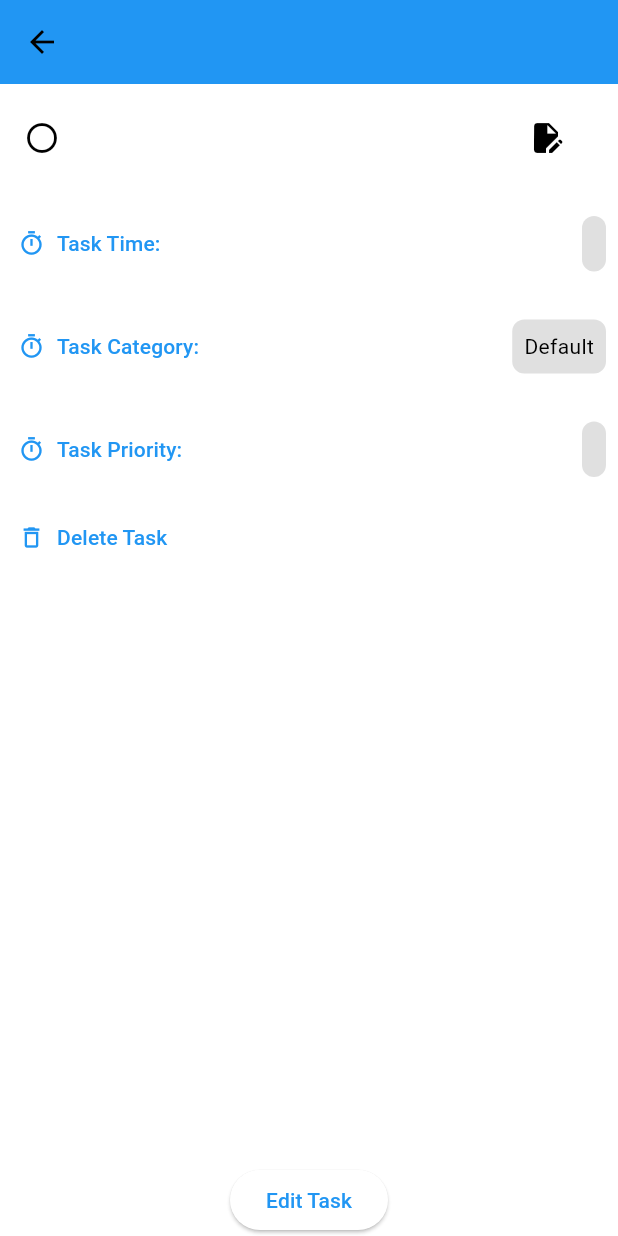
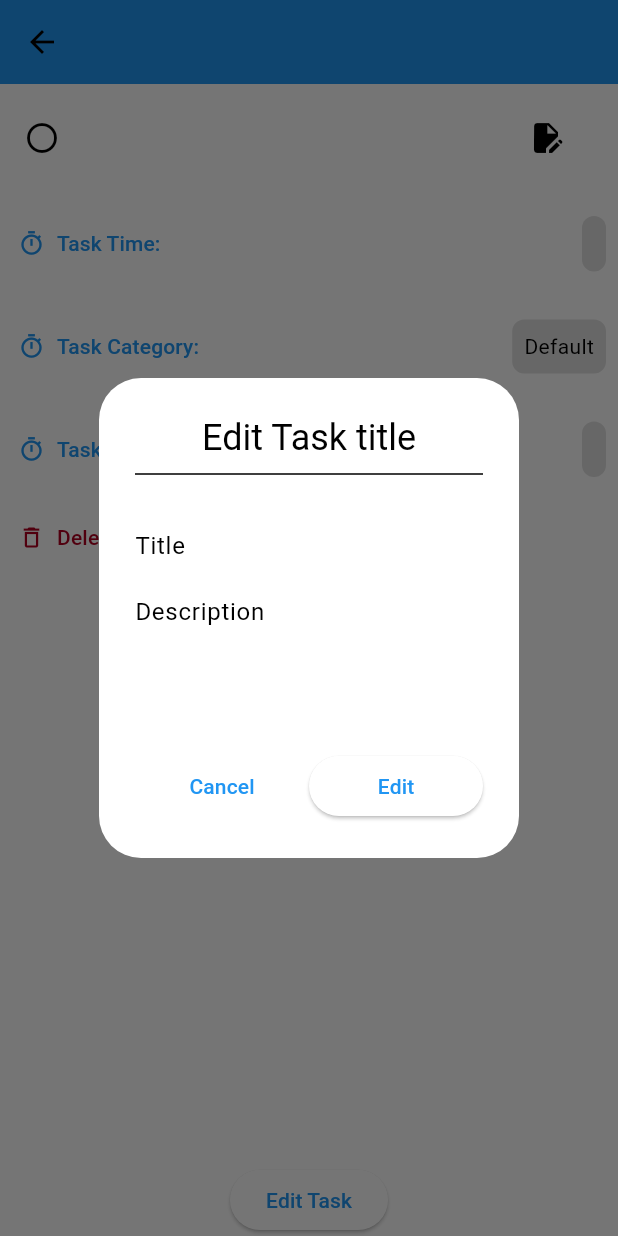
Before and after one commit to IamHuaruHafiz/What-To-Do, a Flutter app: the EditToDo screen opened directly with empty values, after a tap on the "edit document" icon, on a phone screen of 412 x 824 dp. Run offline on Flutter 3.47's test engine with Material 3 defaults, Android fonts, the phone set to English and light mode, and no system bars; our stand-ins replace sqflite; accounts and stored records are empty.

Commit message:
sixth commit

```diff
--- a/lib/provider/storage.dart
+++ b/lib/provider/storage.dart
@@ -29,7 +29,7 @@ class DataStoreProvider extends ChangeNotifier {
     notifyListeners();
   }
 
-  static Future<int> editTodo(Todo todo) async {
+  Future<int> editTodo(Todo todo) async {
     final db = await openDb();
     return await db.update(
       "todo",
--- a/lib/screens/edit_todo.dart
+++ b/lib/screens/edit_todo.dart
@@ -1,14 +1,22 @@
 import 'package:flutter/material.dart';
+import 'package:provider/provider.dart';
+import 'package:what_to_do/provider/storage.dart';
+import 'package:what_to_do/widgets/alert_dialog_action_buttons.dart';
+import 'package:what_to_do/widgets/icon_data_widget.dart';
+import 'package:what_to_do/widgets/set_alertdialog_title.dart';
+import 'package:what_to_do/widgets/text_form_field.dart';
 
 class EditToDo extends StatefulWidget {
   const EditToDo({
     super.key,
+    required this.id,
     required this.todoTitle,
     required this.todoDesc,
     required this.category,
     required this.todoPriority,
     required this.time,
   });
+  final String id;
   final String todoTitle;
   final String todoDesc;
   final String category;
@@ -19,6 +27,25 @@ class EditToDo extends StatefulWidget {
 }
 
 class _EditToDoState extends State<EditToDo> {
+  GlobalKey<FormState> formKey = GlobalKey();
+  TextEditingController titleController = TextEditingController();
+  TextEditingController descriptionController = TextEditingController();
+  @override
+  void initState() {
+    titleController = TextEditingController();
+    descriptionController = TextEditingController();
+    titleController.text = widget.todoTitle;
+    descriptionController.text = widget.todoDesc;
+    super.initState();
+  }
+
+  @override
+  void dispose() {
+    titleController.dispose();
+    descriptionController.dispose();
+    super.dispose();
+  }
+
   @override
   Widget build(BuildContext context) {
     return Scaffold(
@@ -35,7 +62,66 @@ class _EditToDoState extends State<EditToDo> {
                 maxLines: 2,
               ),
               trailing: IconButton(
-                  onPressed: () {}, icon: const Icon(Icons.edit_document)),
+                  onPressed: () async {
+                    await showDialog(
+                        context: context,
+                        builder: (context) {
+                          return AlertDialog(
+                            title: const SetAlertDialogTitle(
+                                title: "Edit Task title"),
+                            content: Wrap(children: [
+                              Column(
+                                children: [
+                                  Form(
+                                      key: formKey,
+                                      child: Column(
+                                        children: [
+                                          TextFormFieldWidget(
+                                              controllerName: titleController,
+                                              hintText: "Title"),
+                                          TextFormFieldWidget(
+                                            controllerName:
+                                                descriptionController,
+                                            hintText: "Description",
+                                            maxLines: 4,
+                                          ),
+                                        ],
+                                      ))
+                                ],
+                              ),
+                              AlertDialogActionButtons(
+                                  button1CallBack: () {
+                                    Navigator.of(context).pop();
+                                  },
+                                  button2CallBack: () {
+                                    //final data  = Provider.of<DataStoreProvider>(context).todoList();
+                                    if (titleController.text.isEmpty ||
+                                        descriptionController.text.isEmpty) {
+                                      formKey.currentState!.validate();
+                                      return;
+                                    }
+                                    // final todo = Todo(
+                                    //     id: widget.id,
+                                    //     todoTitle: titleController.text,
+                                    //     todoDesc: descriptionController.text,
+                                    //     time: "time",
+                                    //     category: "category",
+                                    //     categoryColor: "categoryColor",
+                                    //     priorityLevel: "priorityLevel");
+                                    // Provider.of<DataStoreProvider>(context,
+                                    //         listen: false)
+                                    //     .editTodo(todo)
+                                    //     .then((_) {
+                                    //   Navigator.of(context).pop();
+                                    // });
+                                  },
+                                  button1Text: "Cancel",
+                                  button2Text: "Edit")
+                            ]),
+                          );
+                        });
+                  },
+                  icon: const Icon(Icons.edit_document)),
             ),
             IconDataWidget(
                 icon: Icons.timer_outlined,
@@ -50,9 +136,21 @@ class _EditToDoState extends State<EditToDo> {
                 descText: "Task Priority",
                 data: widget.todoPriority),
             TextButton.icon(
-                onPressed: () {},
-                icon: const Icon(Icons.delete_outline),
-                label: const Text("Delete Task")),
+                onPressed: () {
+                  Provider.of<DataStoreProvider>(context, listen: false)
+                      .deleteTodo(widget.id);
+                  Navigator.of(context).pop();
+                },
+                icon: Icon(
+                  Icons.delete_outline,
+                  color: Theme.of(context).colorScheme.error,
+                ),
+                label: Text(
+                  "Delete Task",
+                  style: TextStyle(
+                    color: Theme.of(context).colorScheme.error,
+                  ),
+                )),
             const Spacer(),
             Center(
               child: ElevatedButton(
@@ -66,40 +164,3 @@ class _EditToDoState extends State<EditToDo> {
     );
   }
 }
-
-class IconDataWidget extends StatelessWidget {
-  const IconDataWidget({
-    super.key,
-    required this.icon,
-    required this.descText,
-    required this.data,
-  });
-  final IconData icon;
-  final String descText;
-  final String data;
-
-  @override
-  Widget build(BuildContext context) {
-    return Padding(
-      padding: const EdgeInsets.symmetric(vertical: 8.0),
-      child: Row(
-        mainAxisAlignment: MainAxisAlignment.spaceBetween,
-        children: [
-          TextButton.icon(
-            onPressed: () {},
-            icon: Icon(icon),
-            label: Text("$descText:"),
-          ),
-          Container(
-            padding: const EdgeInsets.all(8),
-            decoration: BoxDecoration(
-                color: Colors.grey.shade300,
-                borderRadius: BorderRadius.circular(8)),
-            margin: const EdgeInsets.all(8),
-            child: Text(data),
-          )
-        ],
-      ),
-    );
-  }
-}
--- a/lib/screens/home.dart
+++ b/lib/screens/home.dart
@@ -68,6 +68,7 @@ class _HomeScreenState extends State<HomeScreen> {
                                       category: data[index].category,
                                       todoPriority: data[index].priorityLevel,
                                       time: data[index].time,
+                                      id: data[index].id,
                                     ),
                                   ),
                                 );
--- a/lib/screens/navigation.dart
+++ b/lib/screens/navigation.dart
@@ -24,8 +24,7 @@ class _NavigationScreenState extends State<NavigationScreen> {
           FloatingActionButtonLocation.miniCenterDocked,
       bottomNavigationBar: BottomNavigationBar(
           unselectedItemColor: Colors.black,
-          selectedItemColor: Colors.white,
-          backgroundColor: Colors.black38,
+          backgroundColor: Theme.of(context).colorScheme.background,
           onTap: (val) {
             setState(() {
               currentIndex = val;
--- /dev/null
+++ b/lib/widgets/alert_dialog_action_buttons.dart
@@ -0,0 +1,36 @@
+import 'package:flutter/material.dart';
+
+class AlertDialogActionButtons extends StatelessWidget {
+  const AlertDialogActionButtons({
+    super.key,
+    required this.button1CallBack,
+    required this.button2CallBack,
+    required this.button1Text,
+    required this.button2Text,
+  });
+  final Function() button1CallBack;
+  final Function() button2CallBack;
+  final String button1Text;
+  final String button2Text;
+
+  @override
+  Widget build(BuildContext context) {
+    return Row(
+      mainAxisAlignment: MainAxisAlignment.spaceBetween,
+      children: [
+        Expanded(
+          child: TextButton(
+            onPressed: button1CallBack,
+            child: Text(button1Text),
+          ),
+        ),
+        Expanded(
+          child: ElevatedButton(
+            onPressed: button2CallBack,
+            child: Text(button2Text),
+          ),
+        ),
+      ],
+    );
+  }
+}
--- /dev/null
+++ b/lib/widgets/icon_data_widget.dart
@@ -0,0 +1,38 @@
+import 'package:flutter/material.dart';
+
+class IconDataWidget extends StatelessWidget {
+  const IconDataWidget({
+    super.key,
+    required this.icon,
+    required this.descText,
+    required this.data,
+  });
+  final IconData icon;
+  final String descText;
+  final String data;
+
+  @override
+  Widget build(BuildContext context) {
+    return Padding(
+      padding: const EdgeInsets.symmetric(vertical: 8.0),
+      child: Row(
+        mainAxisAlignment: MainAxisAlignment.spaceBetween,
+        children: [
+          TextButton.icon(
+            onPressed: () {},
+            icon: Icon(icon),
+            label: Text("$descText:"),
+          ),
+          Container(
+            padding: const EdgeInsets.all(8),
+            decoration: BoxDecoration(
+                color: Colors.grey.shade300,
+                borderRadius: BorderRadius.circular(8)),
+            margin: const EdgeInsets.all(8),
+            child: Text(data),
+          )
+        ],
+      ),
+    );
+  }
+}
--- /dev/null
+++ b/lib/widgets/set_alertdialog_title.dart
@@ -0,0 +1,19 @@
+import 'package:flutter/material.dart';
+
+class SetAlertDialogTitle extends StatelessWidget {
+  const SetAlertDialogTitle({
+    super.key,
+    required this.title,
+  });
+  final String title;
+
+  @override
+  Widget build(BuildContext context) {
+    return Column(
+      children: [
+        Text(title),
+        const Divider(),
+      ],
+    );
+  }
+}
--- /dev/null
+++ b/lib/widgets/text_form_field.dart
@@ -0,0 +1,43 @@
+import 'package:flutter/material.dart';
+
+class TextFormFieldWidget extends StatelessWidget {
+  const TextFormFieldWidget(
+      {super.key,
+      required this.controllerName,
+      required this.hintText,
+      this.maxLines});
+
+  final TextEditingController controllerName;
+  final String hintText;
+  final int? maxLines;
+
+  @override
+  Widget build(BuildContext context) {
+    return TextFormField(
+      maxLines: maxLines ?? 1,
+      validator: (value) {
+        if (value!.isEmpty) {
+          return "Field required";
+        }
+        return null;
+      },
+      controller: controllerName,
+      textInputAction: TextInputAction.next,
+      decoration: InputDecoration(
+        hintText: hintText,
+        enabledBorder: InputBorder.none,
+        focusedBorder: const OutlineInputBorder(
+          borderRadius: BorderRadius.all(
+            Radius.circular(12),
+          ),
+          borderSide: BorderSide(
+            color: Colors.grey,
+          ),
+        ),
+        errorBorder: UnderlineInputBorder(
+          borderSide: BorderSide(color: Colors.red.shade500),
+        ),
+      ),
+    );
+  }
+}
```
Also changed, not shown: lib/widgets/priority_item.dart (+2 -5 lines), lib/widgets/task_form.dart (+52 -81 lines).
